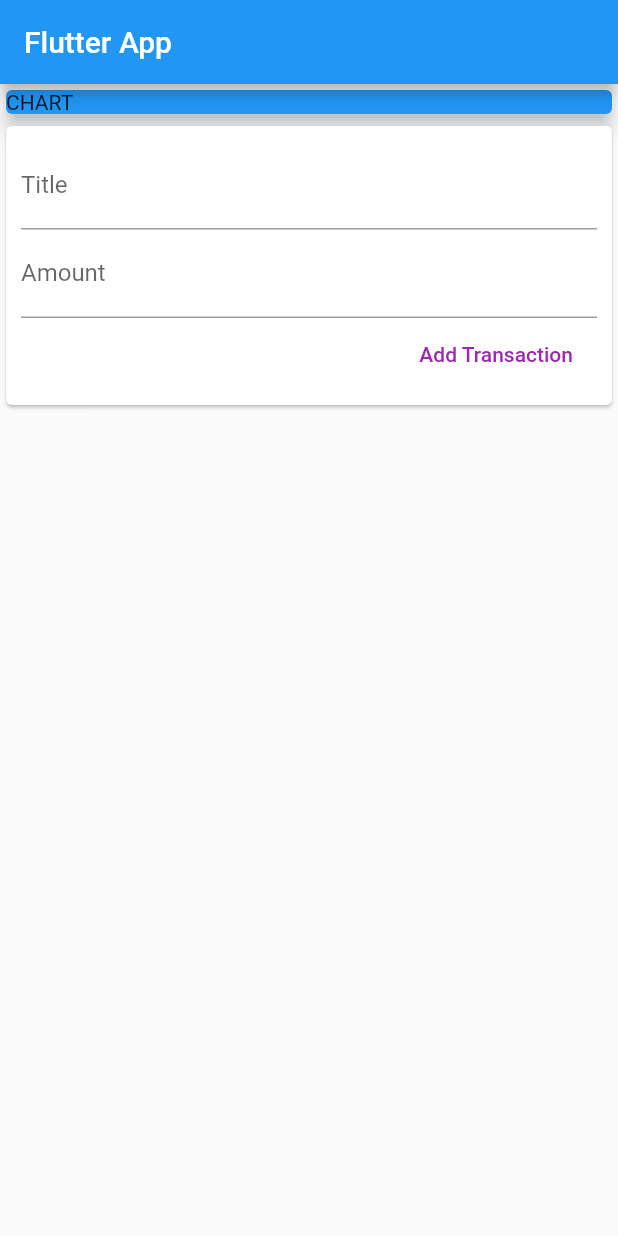
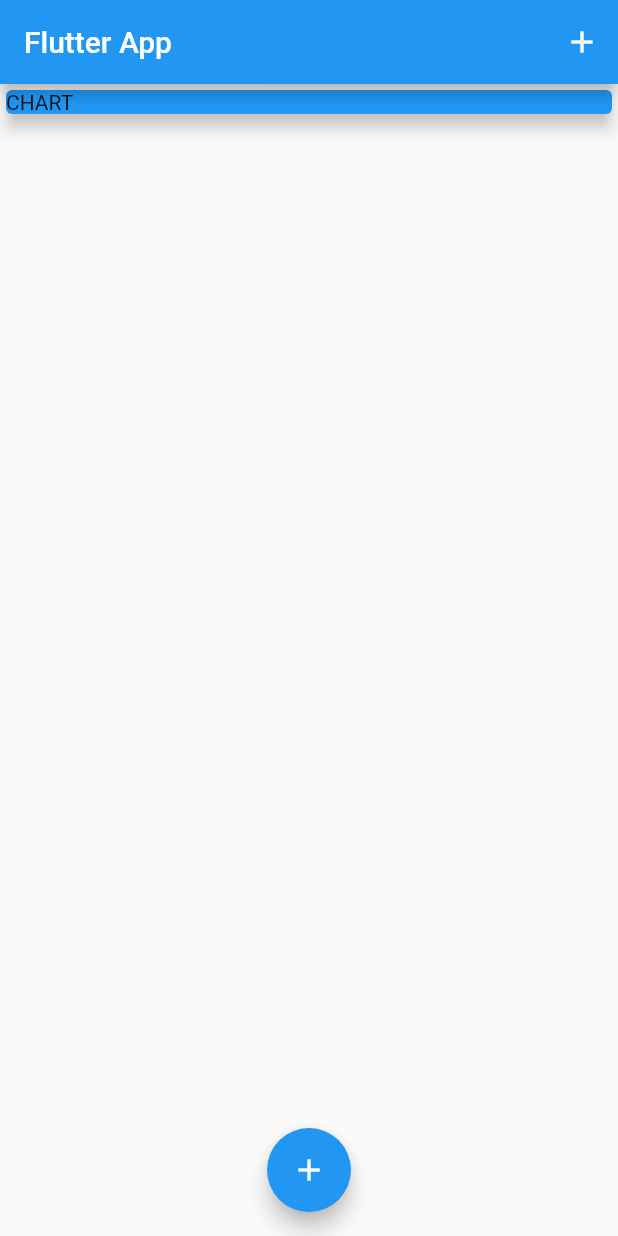
Before and after one commit to Aleksandr677/Personal-Expenses-App, a Flutter app: the screen it shows after launch, on a phone screen of 412 x 824 dp. Run offline on Flutter 3.47's test engine with Material 2 defaults, Android fonts, the phone set to English and light mode, and no system bars.

Commit message:
update: add logic to main.dart, add bottom sheet

```diff
--- a/personal_expenses/lib/main.dart
+++ b/personal_expenses/lib/main.dart
@@ -1,7 +1,10 @@
 // ignore_for_file: duplicate_import, import_of_legacy_library_into_null_safe
 
 import 'package:flutter/material.dart';
-import './widgets/user_transaction.dart';
+import 'package:personal_expenses/widgets/new_transaction.dart';
+import 'package:personal_expenses/widgets/transaction_list.dart';
+import './widgets/new_transaction.dart';
+import './models/transaction.dart';
 
 void main() => runApp(MyApp());
 
@@ -15,14 +18,51 @@ class MyApp extends StatelessWidget {
   }
 }
 
-class MyHomePage extends StatelessWidget {
+class MyHomePage extends StatefulWidget {
+  @override
+  State<MyHomePage> createState() => _MyHomePageState();
+}
+
+class _MyHomePageState extends State<MyHomePage> {
+  final List<Transaction> _userTransaction = [];
+
+  void _addNewTransaction(String title, double amount) {
+    final newTX = Transaction(
+        id: DateTime.now().toString(),
+        amount: amount,
+        date: DateTime.now(),
+        title: title);
+
+    setState(() {
+      _userTransaction.add(newTX);
+    });
+  }
+
+  void _startAddNewTransaction(BuildContext ctx) {
+    showModalBottomSheet(
+        context: ctx,
+        builder: (bCTX) {
+          return GestureDetector(
+            onTap: () {},
+            child: NewTransaction(_addNewTransaction),
+            behavior: HitTestBehavior.opaque,
+            );
+        });
+  }
+
   @override
   Widget build(BuildContext context) {
     return Scaffold(
       appBar: AppBar(
         title: Text('Flutter App'),
+        actions: <Widget>[
+          IconButton(
+              onPressed: () => _startAddNewTransaction(context),
+              icon: Icon(Icons.add)),
+        ],
       ),
-      body: Column(
+      body: SingleChildScrollView(
+        child: Column(
           mainAxisAlignment: MainAxisAlignment.start,
           crossAxisAlignment: CrossAxisAlignment.center,
           children: <Widget>[
@@ -34,8 +74,14 @@ class MyHomePage extends StatelessWidget {
                 child: Text("CHART"),
               ),
             ),
-          UserTransactions()
+            TransactionList(_userTransaction)
           ],
+        ),
+      ),
+      floatingActionButtonLocation: FloatingActionButtonLocation.centerFloat,
+      floatingActionButton: FloatingActionButton(
+        onPressed: () => _startAddNewTransaction(context),
+        child: Icon(Icons.add),
       ),
     );
   }
--- a/personal_expenses/lib/widgets/transaction_list.dart
+++ b/personal_expenses/lib/widgets/transaction_list.dart
@@ -3,15 +3,16 @@ import '../models/transaction.dart';
 import 'package:intl/intl.dart';
 
 class TransactionList extends StatelessWidget {
-
   final List<Transaction> transactions;
 
   TransactionList(this.transactions);
 
   @override
   Widget build(BuildContext context) {
-    return Column(
-      children: transactions.map((tx) {
+    return Container(
+      height: 300,
+      child: ListView.builder(
+        itemBuilder: (contex, index) {
           return Card(
             child: Row(
               children: <Widget>[
@@ -21,7 +22,7 @@ TransactionList(this.transactions);
                       border: Border.all(color: Colors.purple, width: 2)),
                   padding: EdgeInsets.all(10),
                   child: Text(
-                  "\$${tx.amount}",
+                    "\$${transactions[index].amount.toStringAsFixed(2)}",
                     style: TextStyle(
                       fontWeight: FontWeight.bold,
                       fontSize: 20,
@@ -33,10 +34,11 @@ TransactionList(this.transactions);
                   crossAxisAlignment: CrossAxisAlignment.start,
                   children: <Widget>[
                     Text(
-                    tx.title,
-                    style: TextStyle(fontWeight: FontWeight.bold, fontSize: 16),
+                      transactions[index].title,
+                      style:
+                          TextStyle(fontWeight: FontWeight.bold, fontSize: 16),
                     ),
-                  Text(DateFormat.yMMMd().format(tx.date),
+                    Text(DateFormat.yMMMd().format(transactions[index].date),
                         style: TextStyle(
                             fontWeight: FontWeight.bold,
                             fontSize: 10,
@@ -46,7 +48,9 @@ TransactionList(this.transactions);
               ],
             ),
           );
-      }).toList(),
+        },
+        itemCount: transactions.length,
+      ),
     );
   }
 }
--- a/personal_expenses/lib/widgets/user_transaction.dart
+++ /dev/null
@@ -1,40 +0,0 @@
-import 'package:flutter/material.dart';
-import 'package:personal_expenses/models/transaction.dart';
-import './new_transaction.dart';
-import './transaction_list.dart';
-
-class UserTransactions extends StatefulWidget {
-  const UserTransactions({super.key});
-
-  @override
-  State<UserTransactions> createState() => _UserTransactionsState();
-}
-
-class _UserTransactionsState extends State<UserTransactions> {
-
-final List<Transaction> _userTransaction = [
-
-];
-
-void _addNewTransaction(String title, double amount) {
-final newTX = Transaction(
-  id: DateTime.now().toString(),
-  amount: amount,
-  date: DateTime.now(),
-  title: title);
-
-  setState(() {
-    _userTransaction.add(newTX);
-  });
-}
-
-  @override
-  Widget build(BuildContext context) {
-    return Column(
-      children: <Widget> [
-        NewTransaction(_addNewTransaction),
-        TransactionList(_userTransaction)
-      ],
-    );
-  }
-}
```
Also changed, not shown: personal_expenses/lib/widgets/new_transaction.dart (+15 -7 lines). Lines whose indentation alone changed are shown as unchanged.
